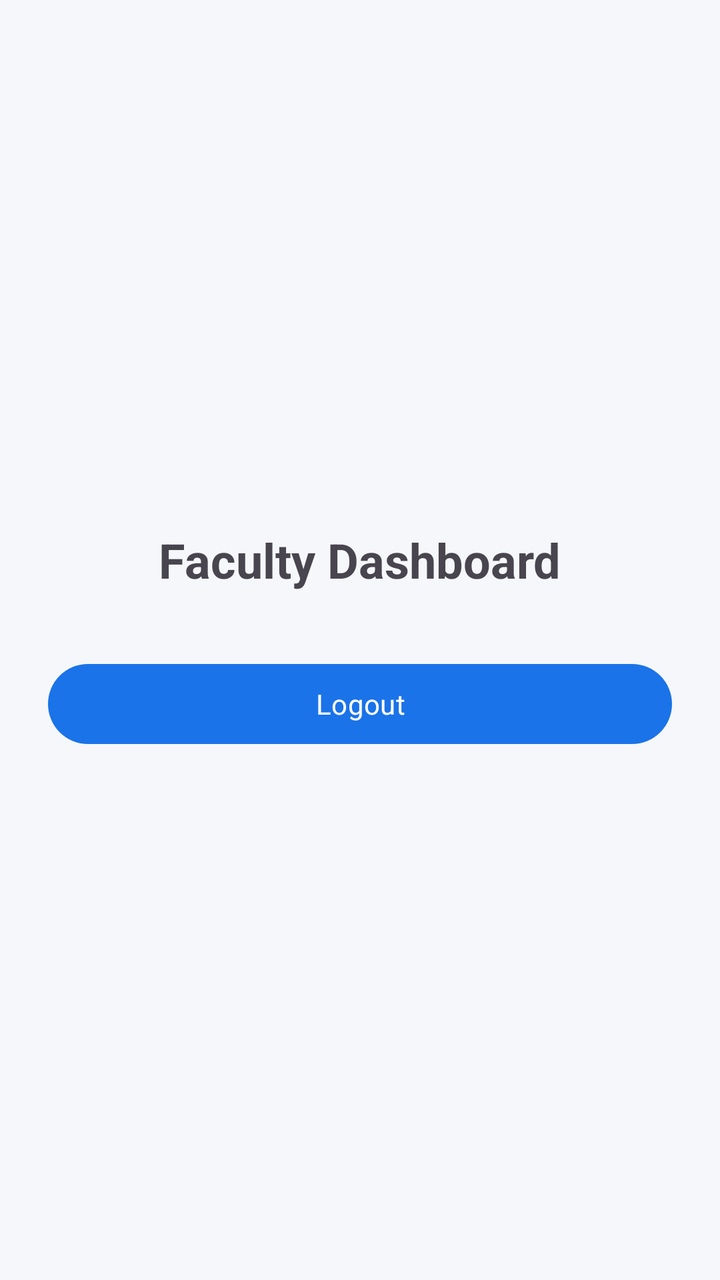
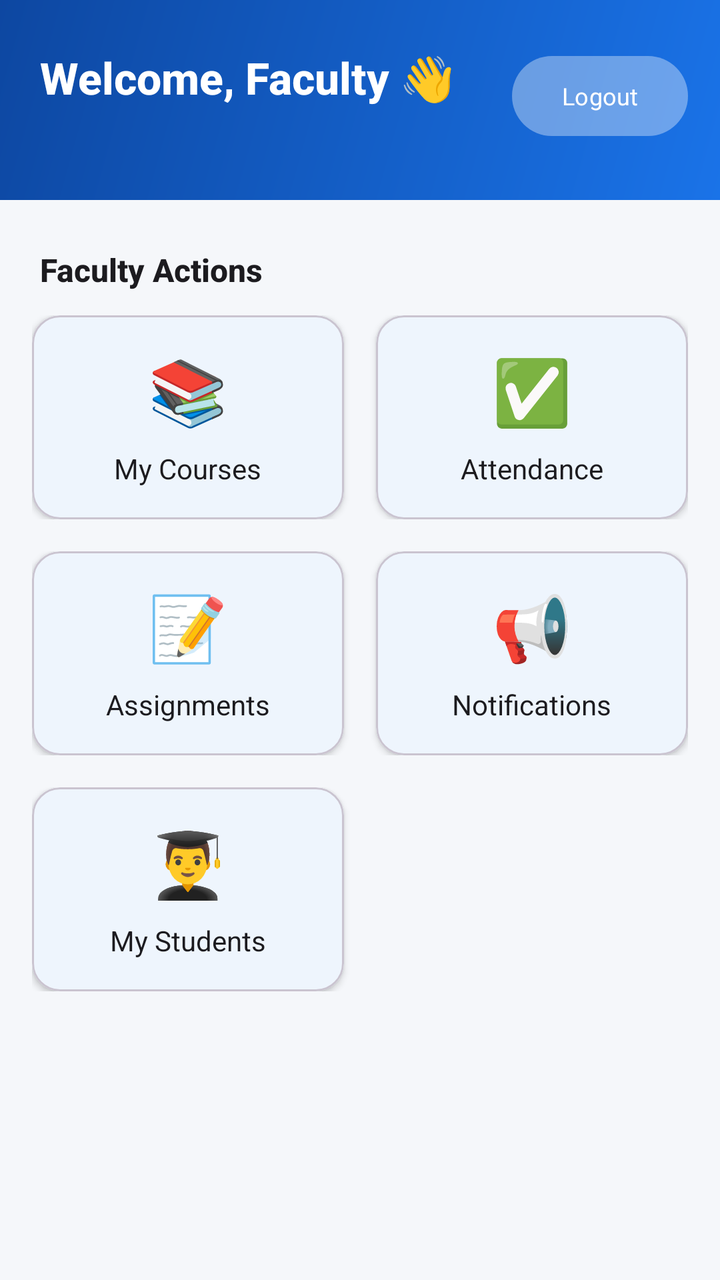

Two renders of the same Android screen: before a commit and after it. Below are the layout's source before the change and the commit's diff.
<!-- AndroidManifest.xml: application theme Theme.StudentManagement -->
<!-- res/layout/activity_faculty_dashboard.xml -->
<?xml version="1.0" encoding="utf-8"?>
<LinearLayout xmlns:android="http://schemas.android.com/apk/res/android"
    android:layout_width="match_parent"
    android:layout_height="match_parent"
    android:orientation="vertical"
    android:gravity="center"
    android:padding="24dp">

    <TextView
        android:id="@+id/tvWelcome"
        android:layout_width="wrap_content"
        android:layout_height="wrap_content"
        android:text="Faculty Dashboard"
        android:textSize="24sp"
        android:textStyle="bold"
        android:layout_marginBottom="32dp"/>

    <Button
        android:id="@+id/btnLogout"
        android:layout_width="match_parent"
        android:layout_height="wrap_content"
        android:text="Logout" />

</LinearLayout>
<!-- resources referenced by this layout -->
<resources>
  <style name="Theme.StudentManagement" parent="Theme.Material3.DayNight.NoActionBar">
          
          <item name="colorPrimary">@color/colorPrimary</item>
          <item name="colorPrimaryVariant">@color/colorPrimaryVariant</item>
          <item name="colorOnPrimary">@color/colorOnPrimary</item>
  
          
          <item name="android:colorBackground">@color/colorBackground</item>
          <item name="colorSurface">@color/colorSurface</item>
          <item name="colorOnSurface">@color/colorOnSurface</item>
  
          
          <item name="colorError">@color/colorError</item>
          <item name="colorOnError">@color/white</item>
  
          
          <item name="android:statusBarColor">@color/colorPrimaryDark</item>
          <item name="android:navigationBarColor">@color/colorBackground</item>
  
          
          <item name="android:fontFamily">sans-serif</item>
  
          
          <item name="elevationOverlayEnabled">true</item>
      </style>
  <color name="colorPrimary">#1A73E8</color>
  <color name="colorPrimaryVariant">#0D47A1</color>
  <color name="colorOnPrimary">#FFFFFF</color>
  <color name="colorBackground">#F5F7FA</color>
  <color name="colorSurface">#FFFFFF</color>
  <color name="colorOnSurface">#1C1B1F</color>
  <color name="colorError">#D93025</color>
  <color name="white">#FFFFFF</color>
  <color name="colorPrimaryDark">#1557B0</color>
</resources>

<!-- the commit's change to res/layout/activity_faculty_dashboard.xml (unified diff, before → after) -->
@@ -1,24 +1,209 @@
 <?xml version="1.0" encoding="utf-8"?>
-<LinearLayout xmlns:android="http://schemas.android.com/apk/res/android"
+<androidx.coordinatorlayout.widget.CoordinatorLayout
+    xmlns:android="http://schemas.android.com/apk/res/android"
+    xmlns:app="http://schemas.android.com/apk/res-auto"
     android:layout_width="match_parent"
     android:layout_height="match_parent"
-    android:orientation="vertical"
-    android:gravity="center"
-    android:padding="24dp">
-
-    <TextView
-        android:id="@+id/tvWelcome"
-        android:layout_width="wrap_content"
-        android:layout_height="wrap_content"
-        android:text="Faculty Dashboard"
-        android:textSize="24sp"
-        android:textStyle="bold"
-        android:layout_marginBottom="32dp"/>
-
-    <Button
-        android:id="@+id/btnLogout"
+    android:background="@color/colorBackground">
+
+    <ScrollView
         android:layout_width="match_parent"
-        android:layout_height="wrap_content"
-        android:text="Logout" />
-
-</LinearLayout>
+        android:layout_height="match_parent">
+
+        <LinearLayout
+            android:layout_width="match_parent"
+            android:layout_height="wrap_content"
+            android:orientation="vertical">
+
+            
+            <androidx.constraintlayout.widget.ConstraintLayout
+                android:layout_width="match_parent"
+                android:layout_height="wrap_content"
+                android:background="@drawable/bg_gradient"
+                android:paddingTop="16dp"
+                android:paddingBottom="28dp">
+
+                <TextView
+                    android:id="@+id/tvWelcome"
+                    android:layout_width="0dp"
+                    android:layout_height="wrap_content"
+                    android:layout_marginStart="20dp"
+                    android:layout_marginTop="8dp"
+                    android:layout_marginEnd="20dp"
+                    android:fontFamily="sans-serif-medium"
+                    android:text="Welcome, Faculty 👋"
+                    android:textColor="@color/white"
+                    android:textSize="22sp"
+                    android:textStyle="bold"
+                    app:layout_constraintEnd_toEndOf="parent"
+                    app:layout_constraintStart_toStartOf="parent"
+                    app:layout_constraintTop_toTopOf="parent" />
+
+                <com.google.android.material.button.MaterialButton
+                    android:id="@+id/btnLogout"
+                    style="@style/Widget.Material3.Button.TonalButton"
+                    android:layout_width="wrap_content"
+                    android:layout_height="wrap_content"
+                    android:layout_marginEnd="16dp"
+                    android:layout_marginTop="8dp"
+                    android:backgroundTint="#33FFFFFF"
+                    android:text="Logout"
+                    android:textColor="@color/white"
+                    android:textSize="12sp"
+                    app:cornerRadius="20dp"
+                    app:layout_constraintEnd_toEndOf="parent"
+                    app:layout_constraintTop_toTopOf="parent" />
+
+            </androidx.constraintlayout.widget.ConstraintLayout>
+
+            <TextView
+                android:layout_width="wrap_content"
+                android:layout_height="wrap_content"
+                android:layout_marginStart="20dp"
+                android:layout_marginTop="24dp"
+                android:layout_marginBottom="12dp"
+                android:fontFamily="sans-serif-medium"
+                android:text="Faculty Actions"
+                android:textColor="?attr/colorOnSurface"
+                android:textSize="16sp"
+                android:textStyle="bold" />
+
+            
+            <LinearLayout
+                android:layout_width="match_parent"
+                android:layout_height="wrap_content"
+                android:layout_marginStart="16dp"
+                android:layout_marginEnd="16dp"
+                android:orientation="horizontal"
+                android:weightSum="2">
+
+                <com.google.android.material.card.MaterialCardView
+                    android:id="@+id/navMyCourses"
+                    android:layout_width="0dp"
+                    android:layout_height="wrap_content"
+                    android:layout_weight="1"
+                    android:layout_marginEnd="8dp"
+                    app:cardCornerRadius="14dp"
+                    app:cardElevation="2dp">
+                    <LinearLayout
+                        android:layout_width="match_parent"
+                        android:layout_height="wrap_content"
+                        android:gravity="center"
+                        android:orientation="vertical"
+                        android:padding="16dp">
+                        <TextView android:layout_width="wrap_content" android:layout_height="wrap_content" android:text="📚" android:textSize="32sp" />
+                        <TextView android:layout_width="wrap_content" android:layout_height="wrap_content" android:layout_marginTop="8dp" android:text="My Courses" android:textColor="?attr/colorOnSurface" android:textSize="14sp" />
+                    </LinearLayout>
+                </com.google.android.material.card.MaterialCardView>
+
+                <com.google.android.material.card.MaterialCardView
+                    android:id="@+id/navMarkAttendance"
+                    android:layout_width="0dp"
+                    android:layout_height="wrap_content"
+                    android:layout_weight="1"
+                    android:layout_marginStart="8dp"
+                    app:cardCornerRadius="14dp"
+                    app:cardElevation="2dp">
+                    <LinearLayout
+                        android:layout_width="match_parent"
+                        android:layout_height="wrap_content"
+                        android:gravity="center"
+                        android:orientation="vertical"
+                        android:padding="16dp">
+                        <TextView android:layout_width="wrap_content" android:layout_height="wrap_content" android:text="✅" android:textSize="32sp" />
+                        <TextView android:layout_width="wrap_content" android:layout_height="wrap_content" android:layout_marginTop="8dp" android:text="Attendance" android:textColor="?attr/colorOnSurface" android:textSize="14sp" />
+                    </LinearLayout>
+                </com.google.android.material.card.MaterialCardView>
+            </LinearLayout>
+
+            
+            <LinearLayout
+                android:layout_width="match_parent"
+                android:layout_height="wrap_content"
+                android:layout_marginStart="16dp"
+                android:layout_marginTop="16dp"
+                android:layout_marginEnd="16dp"
+                android:orientation="horizontal"
+                android:weightSum="2">
+
+                <com.google.android.material.card.MaterialCardView
+                    android:id="@+id/navAssignments"
+                    android:layout_width="0dp"
+                    android:layout_height="wrap_content"
+                    android:layout_weight="1"
+                    android:layout_marginEnd="8dp"
+                    app:cardCornerRadius="14dp"
+                    app:cardElevation="2dp">
+                    <LinearLayout
+                        android:layout_width="match_parent"
+                        android:layout_height="wrap_content"
+                        android:gravity="center"
+                        android:orientation="vertical"
+                        android:padding="16dp">
+                        <TextView android:layout_width="wrap_content" android:layout_height="wrap_content" android:text="📝" android:textSize="32sp" />
+                        <TextView android:layout_width="wrap_content" android:layout_height="wrap_content" android:layout_marginTop="8dp" android:text="Assignments" android:textColor="?attr/colorOnSurface" android:textSize="14sp" />
+                    </LinearLayout>
+                </com.google.android.material.card.MaterialCardView>
+
+                <com.google.android.material.card.MaterialCardView
+                    android:id="@+id/navNotifications"
+                    android:layout_width="0dp"
+                    android:layout_height="wrap_content"
+                    android:layout_weight="1"
+                    android:layout_marginStart="8dp"
+                    app:cardCornerRadius="14dp"
+                    app:cardElevation="2dp">
+                    <LinearLayout
+                        android:layout_width="match_parent"
+                        android:layout_height="wrap_content"
+                        android:gravity="center"
+                        android:orientation="vertical"
+                        android:padding="16dp">
+                        <TextView android:layout_width="wrap_content" android:layout_height="wrap_content" android:text="📢" android:textSize="32sp" />
+                        <TextView android:layout_width="wrap_content" android:layout_height="wrap_content" android:layout_marginTop="8dp" android:text="Notifications" android:textColor="?attr/colorOnSurface" android:textSize="14sp" />
+                    </LinearLayout>
+                </com.google.android.material.card.MaterialCardView>
+            </LinearLayout>
+
+            
+            <LinearLayout
+                android:layout_width="match_parent"
+                android:layout_height="wrap_content"
+                android:layout_marginStart="16dp"
+                android:layout_marginTop="16dp"
+                android:layout_marginEnd="16dp"
+                android:orientation="horizontal"
+                android:weightSum="2">
+
+                <com.google.android.material.card.MaterialCardView
+                    android:id="@+id/navMyStudents"
+                    android:layout_width="0dp"
+                    android:layout_height="wrap_content"
+                    android:layout_weight="1"
+                    android:layout_marginEnd="8dp"
+                    app:cardCornerRadius="14dp"
+                    app:cardElevation="2dp">
+                    <LinearLayout
+                        android:layout_width="match_parent"
+                        android:layout_height="wrap_content"
+                        android:gravity="center"
+                        android:orientation="vertical"
+                        android:padding="16dp">
+                        <TextView android:layout_width="wrap_content" android:layout_height="wrap_content" android:text="👨‍🎓" android:textSize="32sp" />
+                        <TextView android:layout_width="wrap_content" android:layout_height="wrap_content" android:layout_marginTop="8dp" android:text="My Students" android:textColor="?attr/colorOnSurface" android:textSize="14sp" />
+                    </LinearLayout>
+                </com.google.android.material.card.MaterialCardView>
+                
+                <View
+                    android:layout_width="0dp"
+                    android:layout_height="wrap_content"
+                    android:layout_weight="1"
+                    android:layout_marginStart="8dp" />
+            </LinearLayout>
+
+            <View
+                android:layout_width="match_parent"
+                android:layout_height="32dp" />
+        </LinearLayout>
+    </ScrollView>
+</androidx.coordinatorlayout.widget.CoordinatorLayout>
<!-- resource entries referenced after the edit -->
@@ -25,6 +25,8 @@
           
           <item name="elevationOverlayEnabled">true</item>
       </style>
+  <color name="gradientEnd">#0D47A1</color>
+  <color name="gradientStart">#1A73E8</color>
   <color name="colorPrimary">#1A73E8</color>
   <color name="colorPrimaryVariant">#0D47A1</color>
   <color name="colorOnPrimary">#FFFFFF</color>
@@ -33,6 +35,16 @@
   <color name="colorOnSurface">#1C1B1F</color>
   <color name="colorError">#D93025</color>
   <color name="white">#FFFFFF</color>
+  <!-- drawable bg_gradient (drawable) -->
+  <?xml version="1.0" encoding="utf-8"?>
+  <shape xmlns:android="http://schemas.android.com/apk/res/android"
+      android:shape="rectangle">
+      <gradient
+          android:angle="135"
+          android:endColor="@color/gradientEnd"
+          android:startColor="@color/gradientStart"
+          android:type="linear" />
+  </shape>
   <color name="colorPrimaryDark">#1557B0</color>
 </resources>
 
